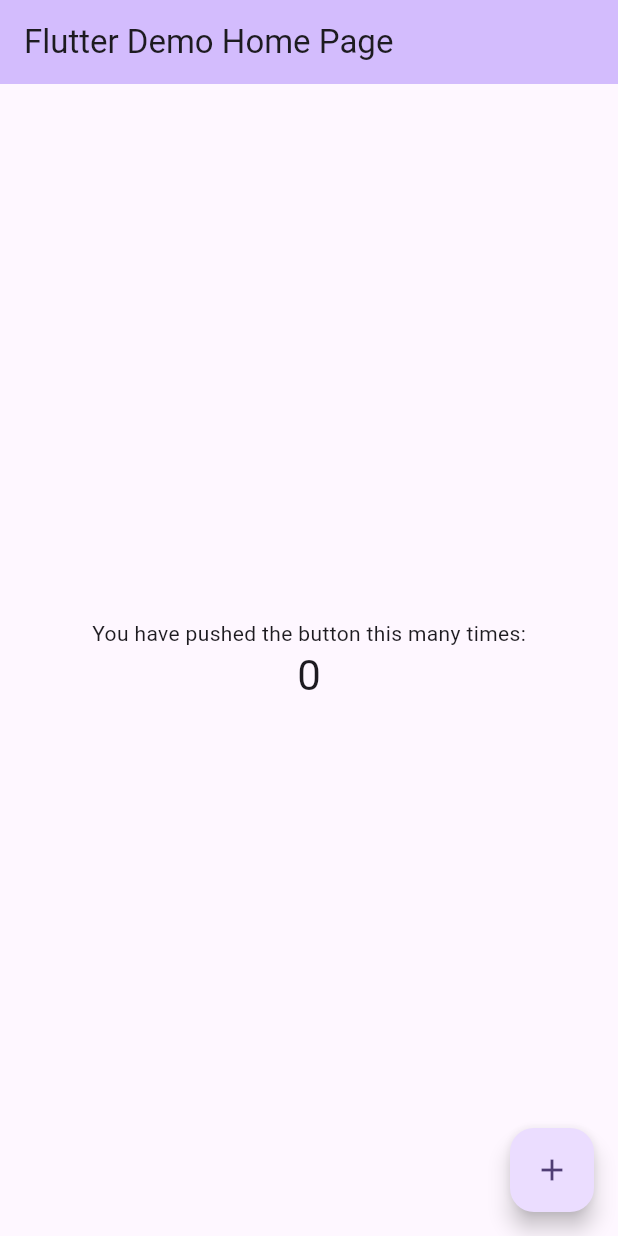
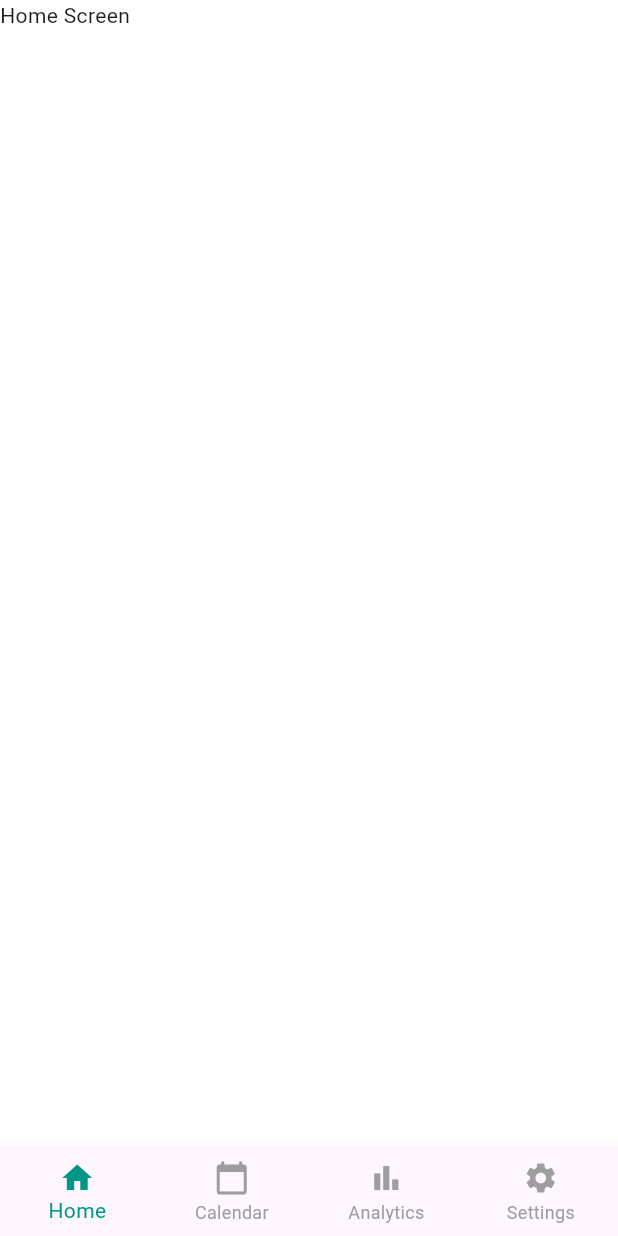
Before and after one commit to sitiaisyah170805/Deadline_App, a Flutter app: the screen it shows after launch, on a phone screen of 412 x 824 dp. Run offline on Flutter 3.47's test engine with Material 3 defaults, Android fonts, the phone set to English and light mode, and no system bars.

Commit message:
add bottom navigation and main screens

```diff
--- a/lib/main.dart
+++ b/lib/main.dart
@@ -1,121 +1,68 @@
 import 'package:flutter/material.dart';
+import 'package:deadlineapp/screens/home_screen.dart';
+import 'package:deadlineapp/screens/calendar_screen.dart';
+import 'package:deadlineapp/screens/analytics_screen.dart';
+import 'package:deadlineapp/screens/settings_screen.dart';
 
-void main() {
-  runApp(const MyApp());
+void main(){
+  runApp(const DeadlineApp());
 }
 
-class MyApp extends StatelessWidget {
-  const MyApp({super.key});
+class DeadlineApp extends StatelessWidget {
+  const DeadlineApp({super.key});
 
-  // This widget is the root of your application.
   @override
   Widget build(BuildContext context) {
     return MaterialApp(
-      title: 'Flutter Demo',
+      debugShowCheckedModeBanner: false,
+      title: 'Deadline',
       theme: ThemeData(
-        // This is the theme of your application.
-        //
-        // TRY THIS: Try running your application with "flutter run". You'll see
-        // the application has a purple toolbar. Then, without quitting the app,
-        // try changing the seedColor in the colorScheme below to Colors.green
-        // and then invoke "hot reload" (save your changes or press the "hot
-        // reload" button in a Flutter-supported IDE, or press "r" if you used
-        // the command line to start the app).
-        //
-        // Notice that the counter didn't reset back to zero; the application
-        // state is not lost during the reload. To reset the state, use hot
-        // restart instead.
-        //
-        // This works for code too, not just values: Most code changes can be
-        // tested with just a hot reload.
-        colorScheme: .fromSeed(seedColor: Colors.deepPurple),
+        primarySwatch: Colors.teal,
+        scaffoldBackgroundColor: const Color(0xFFF5F7F8),
       ),
-      home: const MyHomePage(title: 'Flutter Demo Home Page'),
+      home: const MainNavigation(),
     );
   }
 }
 
-class MyHomePage extends StatefulWidget {
-  const MyHomePage({super.key, required this.title});
-
-  // This widget is the home page of your application. It is stateful, meaning
-  // that it has a State object (defined below) that contains fields that affect
-  // how it looks.
-
-  // This class is the configuration for the state. It holds the values (in this
-  // case the title) provided by the parent (in this case the App widget) and
-  // used by the build method of the State. Fields in a Widget subclass are
-  // always marked "final".
-
-  final String title;
+class MainNavigation extends StatefulWidget {
+  const MainNavigation({super.key});
 
   @override
-  State<MyHomePage> createState() => _MyHomePageState();
-}
+  State<MainNavigation> createState() => _MainNavigationState();
+    }
+class _MainNavigationState extends State<MainNavigation> {
+  int _selectedIndex = 0;
 
-class _MyHomePageState extends State<MyHomePage> {
-  int _counter = 0;
+  final List<Widget> _pages = const [
+    HomeScreen(),
+    CalendarScreen(),
+    AnalyticsScreen(),
+    SettingsScreen(),
+  ];
 
-  void _incrementCounter() {
-    setState(() {
-      // This call to setState tells the Flutter framework that something has
-      // changed in this State, which causes it to rerun the build method below
-      // so that the display can reflect the updated values. If we changed
-      // _counter without calling setState(), then the build method would not be
-      // called again, and so nothing would appear to happen.
-      _counter++;
+  void _onItemTapped (int index) {
+    setState((){
+      _selectedIndex = index;
     });
   }
 
   @override
   Widget build(BuildContext context) {
-    // This method is rerun every time setState is called, for instance as done
-    // by the _incrementCounter method above.
-    //
-    // The Flutter framework has been optimized to make rerunning build methods
-    // fast, so that you can just rebuild anything that needs updating rather
-    // than having to individually change instances of widgets.
     return Scaffold(
-      appBar: AppBar(
-        // TRY THIS: Try changing the color here to a specific color (to
-        // Colors.amber, perhaps?) and trigger a hot reload to see the AppBar
-        // change color while the other colors stay the same.
-        backgroundColor: Theme.of(context).colorScheme.inversePrimary,
-        // Here we take the value from the MyHomePage object that was created by
-        // the App.build method, and use it to set our appbar title.
-        title: Text(widget.title),
-      ),
-      body: Center(
-        // Center is a layout widget. It takes a single child and positions it
-        // in the middle of the parent.
-        child: Column(
-          // Column is also a layout widget. It takes a list of children and
-          // arranges them vertically. By default, it sizes itself to fit its
-          // children horizontally, and tries to be as tall as its parent.
-          //
-          // Column has various properties to control how it sizes itself and
-          // how it positions its children. Here we use mainAxisAlignment to
-          // center the children vertically; the main axis here is the vertical
-          // axis because Columns are vertical (the cross axis would be
-          // horizontal).
-          //
-          // TRY THIS: Invoke "debug painting" (choose the "Toggle Debug Paint"
-          // action in the IDE, or press "p" in the console), to see the
-          // wireframe for each widget.
-          mainAxisAlignment: .center,
-          children: [
-            const Text('You have pushed the button this many times:'),
-            Text(
-              '$_counter',
-              style: Theme.of(context).textTheme.headlineMedium,
-            ),
-          ],
-        ),
-      ),
-      floatingActionButton: FloatingActionButton(
-        onPressed: _incrementCounter,
-        tooltip: 'Increment',
-        child: const Icon(Icons.add),
+      body: _pages[_selectedIndex],
+      bottomNavigationBar: BottomNavigationBar(
+        type: BottomNavigationBarType.fixed,
+        selectedItemColor: Colors.teal,
+        unselectedItemColor: Colors.grey,
+        currentIndex: _selectedIndex,
+        onTap: _onItemTapped,
+        items: const [
+          BottomNavigationBarItem(icon: Icon(Icons.home), label: 'Home'),
+          BottomNavigationBarItem(icon: Icon(Icons.calendar_today), label: 'Calendar'),
+          BottomNavigationBarItem(icon: Icon(Icons.bar_chart), label: 'Analytics'),
+          BottomNavigationBarItem(icon: Icon(Icons.settings), label: 'Settings'),
+        ]
       ),
     );
   }
--- /dev/null
+++ b/lib/screens/home_screen.dart
@@ -0,0 +1,15 @@
+import 'package:flutter/material.dart';
+
+class HomeScreen extends StatelessWidget{
+  const HomeScreen({super.key});
+  @override
+  Widget build(BuildContext context) {
+    return Scaffold(
+      backgroundColor: Colors.white,
+      body: SafeArea(child: SingleChildScrollView(
+        child: Text("Home Screen"),
+        ),
+      ),
+      );
+  }
+}
```
Also changed, not shown: lib/screens/analytics_screen.dart (added, +15 -0 lines), lib/screens/calendar_screen.dart (added, +14 -0 lines), lib/screens/settings_screen.dart (added, +15 -0 lines).
